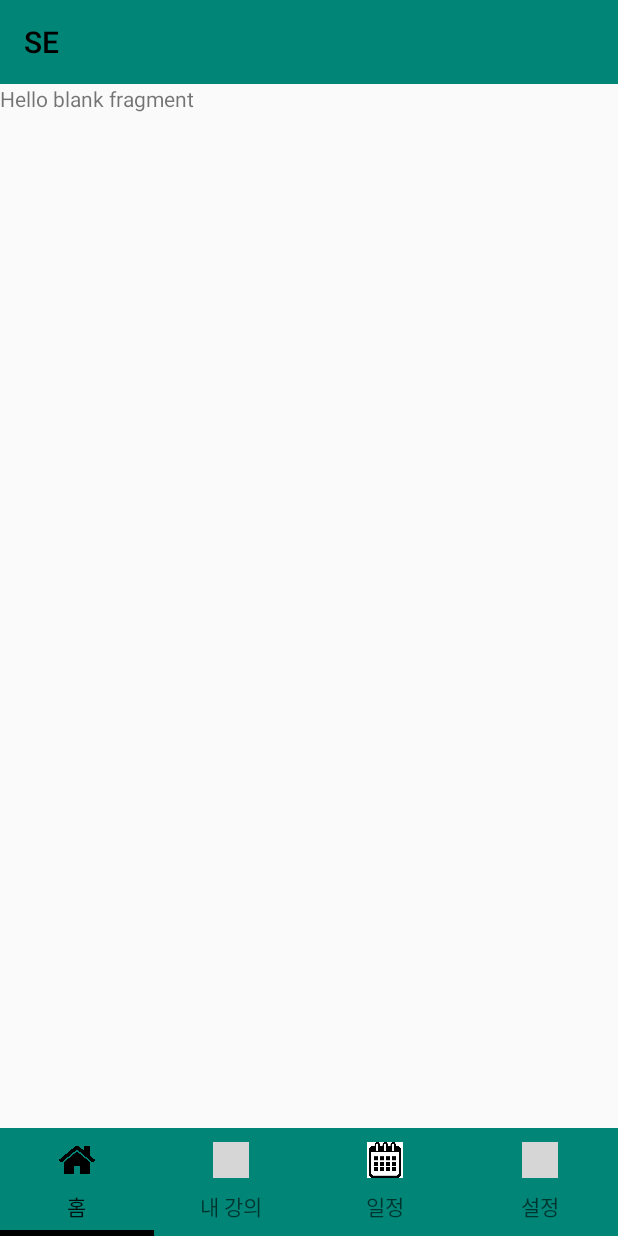
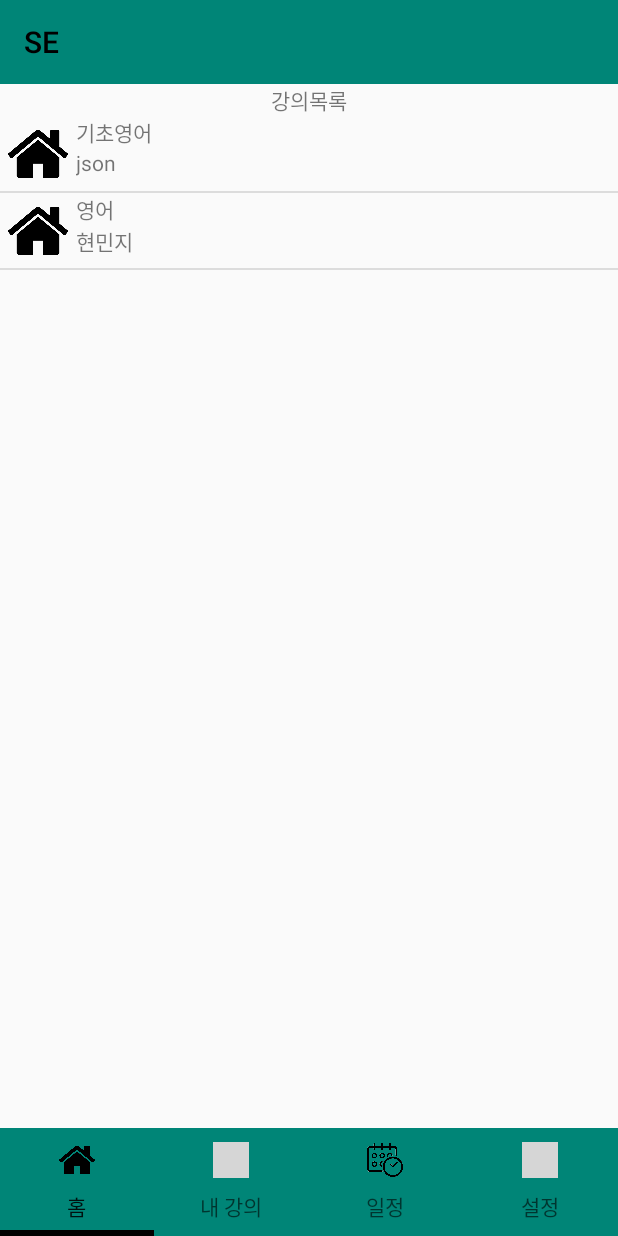
Before and after one commit to JiHoJang/LiveStreaming, an Android app: the MainActivity screen opened directly, with no data from a screen before it, on a phone screen of 412 x 824 dp. Run offline under Robolectric (Android 15) with nearby library versions, the phone set to English and light mode, and no system bars; libraries missing offline, so code that uses them is left out: com.prolificinteractive.materialcalendarview; 1 statement that could not run was skipped; grey boxes are pictures that could not be loaded.

Commit message:
home 에 custom list view ui제작

```diff
--- /dev/null
+++ b/SE/app/src/main/java/com/example/jang/se/CustomListAdapter.java
@@ -0,0 +1,36 @@
+package com.example.jang.se;
+
+import android.content.Context;
+import android.view.LayoutInflater;
+import android.view.View;
+import android.view.ViewGroup;
+import android.widget.ArrayAdapter;
+import android.widget.ImageView;
+import android.widget.TextView;
+
+import java.util.ArrayList;
+
+public class CustomListAdapter extends ArrayAdapter<LectureItem> {
+    private final Context context;
+    private final ArrayList<LectureItem> elementos;
+
+    public CustomListAdapter(Context context, ArrayList<LectureItem> elementos){
+        super(context, R.layout.custom_listview, elementos);
+        this.context = context;
+        this.elementos = elementos;
+    }
+    public View getView(int position, View convertView, ViewGroup parent){
+        LayoutInflater inflater = (LayoutInflater) context.getSystemService(Context.LAYOUT_INFLATER_SERVICE);
+        View rowView = inflater.inflate(R.layout.custom_listview, parent, false);
+
+        TextView titleItem =  rowView.findViewById(R.id.title);
+        TextView lecturerItem =  rowView.findViewById(R.id.lecturer);
+        ImageView iconItem = rowView.findViewById(R.id.icon);
+
+        titleItem.setText(elementos.get(position).getTitle());
+        lecturerItem.setText(elementos.get(position).getLecturer());
+        iconItem.setImageResource(elementos.get(position).getIcon());
+
+        return rowView;
+    }
+}
--- /dev/null
+++ b/SE/app/src/main/java/com/example/jang/se/LectureItem.java
@@ -0,0 +1,34 @@
+package com.example.jang.se;
+
+import android.graphics.drawable.Drawable;
+
+public class LectureItem {
+    String title ;
+    String lecturer;
+    int id;
+    int icon;
+
+    public LectureItem(String title, String lecturer, int id, int icon){
+        this.title = title;
+        this.lecturer = lecturer;
+        this.id = id;
+        this.icon = icon;
+    }
+
+    public String getTitle(){
+        return title;
+    }
+
+    public String getLecturer(){
+        return lecturer;
+    }
+
+    public int getId(){
+        return id;
+    }
+
+    public int getIcon(){
+        return icon;
+    }
+
+}
--- /dev/null
+++ b/SE/app/src/main/java/com/example/jang/se/ListViewFragment.java
@@ -0,0 +1,70 @@
+package com.example.jang.se;
+
+import android.os.Bundle;
+import android.support.v4.app.Fragment;
+import android.view.LayoutInflater;
+import android.view.View;
+import android.view.ViewGroup;
+import android.widget.ArrayAdapter;
+import android.widget.ListView;
+
+import java.util.ArrayList;
+
+
+public class ListViewFragment extends Fragment {
+        ArrayList<LectureItem> custom = null;
+        ListView lv = null;
+        ArrayAdapter adapter = null;
+        ArrayList<LectureItem> elementos = new ArrayList<LectureItem>();
+
+        public View onCreateView(LayoutInflater inflater, ViewGroup container, Bundle savedInstanceState) {
+            View rootView = inflater.inflate(R.layout.fragment_home, container, false);
+            lv = rootView.findViewById(R.id.listView);
+            custom = addItems();
+            adapter = new CustomListAdapter(this.getContext(), custom);
+            lv.setAdapter(adapter);
+
+            return rootView;
+        }
+
+        private ArrayList<LectureItem> addItems(){
+            LectureItem custom = new LectureItem("기초영어", "json", 1, R.drawable.home);
+            elementos.add(custom);
+            custom = new LectureItem("영어", "현민지",2, R.drawable.home);
+            elementos.add(custom);
+            return elementos;
+        }
+/*
+        public boolean onOptionsItemSelected(MenuItem item) {
+            // Handle action bar item clicks here. The action bar will
+            // automatically handle clicks on the Home/Up button, so long
+            // as you specify a parent activity in AndroidManifest.xml.
+            int id = item.getItemId();
+
+
+            if (id == R.id.action_add){
+                AlertDialog.Builder builder = new AlertDialog.Builder(this.getActivity());
+                //builder.setTitle("Adicionar novo item"); //THESE ARE NOT WORKING
+                //final EditText input = new EditText(this); //THIS SHOULD BE 2 Text Fields
+                //builder.setView(input);
+                builder.setPositiveButton("OK", new DialogInterface.OnClickListener() {
+                    @Override
+                    public void onClick(DialogInterface dialog, int which) {
+                        //NEED TO IMPLEMENT HERE
+                    }
+                });
+                builder.setNegativeButton("Cancelar", new DialogInterface.OnClickListener() {
+                    @Override
+                    public void onClick(DialogInterface dialog, int which) {
+                        dialog.cancel();
+                    }
+                });
+                builder.show();
+                return true;
+            }
+
+
+            return super.onOptionsItemSelected(item);
+        }
+        */
+    }
--- a/SE/app/src/main/java/com/example/jang/se/MainActivity.java
+++ b/SE/app/src/main/java/com/example/jang/se/MainActivity.java
@@ -26,7 +26,7 @@ public class MainActivity extends AppCompatActivity {
         tabLayout = (TabLayout) findViewById(R.id.tabLayout);
 
         adapter = new TabAdapter(getSupportFragmentManager());
-        adapter.addFragment(new Tab1Fragment(), "홈");
+        adapter.addFragment(new ListViewFragment(), "홈");
         adapter.addFragment(new Tab2Fragment(), "내 강의");
         adapter.addFragment(new CalandarFragment(), "일정");
         adapter.addFragment(new Tab2Fragment(), "설정");
--- a/SE/app/src/main/java/com/example/jang/se/Tab1Fragment.java
+++ b/SE/app/src/main/java/com/example/jang/se/Tab1Fragment.java
@@ -1,7 +1,5 @@
 package com.example.jang.se;
 
-import android.content.Context;
-import android.net.Uri;
 import android.os.Bundle;
 import android.support.v4.app.Fragment;
 import android.view.LayoutInflater;
@@ -14,6 +12,6 @@ public class Tab1Fragment extends Fragment {
     public View onCreateView(LayoutInflater inflater, ViewGroup container,
                              Bundle savedInstanceState) {
         // Inflate the layout for this fragment
-        return inflater.inflate(R.layout.fragment_tab1, container, false);
+        return inflater.inflate(R.layout.fragment_home, container, false);
     }
 }
--- a/SE/app/src/main/java/com/example/jang/se/Tab4Fragment.java
+++ /dev/null
@@ -1,19 +0,0 @@
-package com.example.jang.se;
-
-import android.content.Context;
-import android.net.Uri;
-import android.os.Bundle;
-import android.support.v4.app.Fragment;
-import android.view.LayoutInflater;
-import android.view.View;
-import android.view.ViewGroup;
-
-public class Tab4Fragment extends Fragment {
-
-    @Override
-    public View onCreateView(LayoutInflater inflater, ViewGroup container,
-                             Bundle savedInstanceState) {
-        // Inflate the layout for this fragment
-        return inflater.inflate(R.layout.fragment_tab4, container, false);
-    }
-}
--- a/SE/app/src/main/res/layout/activity_login.xml
+++ b/SE/app/src/main/res/layout/activity_login.xml
@@ -19,7 +19,7 @@
             android:id="@+id/Login_email"
             android:layout_width="wrap_content"
             android:layout_height="wrap_content"
-            android:layout_alignStart="@+id/Login_password"
+            android:layout_alignLeft="@+id/Login_password"
             android:layout_alignParentBottom="true"
             android:layout_marginTop="254dp"
             android:layout_marginBottom="275dp"
--- a/SE/app/src/main/res/layout/activity_main.xml
+++ b/SE/app/src/main/res/layout/activity_main.xml
@@ -1,17 +1,20 @@
 <?xml version="1.0" encoding="utf-8"?>
-<android.support.constraint.ConstraintLayout xmlns:android="http://schemas.android.com/apk/res/android"
-    xmlns:app="http://schemas.android.com/apk/res-auto"
-    xmlns:tools="http://schemas.android.com/tools"
-    android:layout_width="match_parent"
-    android:layout_height="match_parent"
-    tools:context=".MainActivity">
-
-    <RelativeLayout
+    <android.support.constraint.ConstraintLayout
+        xmlns:android="http://schemas.android.com/apk/res/android"
+        xmlns:app="http://schemas.android.com/apk/res-auto"
+        xmlns:tools="http://schemas.android.com/tools"
         android:layout_width="match_parent"
         android:layout_height="match_parent"
-        android:orientation="vertical"
-        tools:layout_editor_absoluteX="8dp"
-        tools:layout_editor_absoluteY="8dp">
+        tools:context=".MainActivity">
+
+        <RelativeLayout
+            android:layout_width="0dp"
+            android:layout_height="0dp"
+            app:layout_constraintBottom_toBottomOf="parent"
+            app:layout_constraintEnd_toEndOf="parent"
+            app:layout_constraintHorizontal_bias="0.666"
+            app:layout_constraintStart_toStartOf="parent"
+            app:layout_constraintTop_toTopOf="parent">
 
         <include layout="@layout/app_bar" />
 
@@ -19,7 +22,9 @@
             android:id="@+id/viewPager"
             android:layout_marginTop="56dp"
             android:layout_width="match_parent"
-            android:layout_height="match_parent"></android.support.v4.view.ViewPager>
+            android:layout_height="match_parent">
+
+        </android.support.v4.view.ViewPager>
 
         <android.support.design.widget.TabLayout
             android:id="@+id/tabLayout"
@@ -30,7 +35,8 @@
             app:tabBackground="@color/colorPrimary"
             app:tabIndicatorColor="@color/white"
             app:tabIndicatorHeight="4dp"
-            app:tabMode="fixed"></android.support.design.widget.TabLayout>
+            app:tabMode="fixed">
 
+        </android.support.design.widget.TabLayout>
     </RelativeLayout>
 </android.support.constraint.ConstraintLayout>
--- a/SE/app/src/main/res/layout/activity_sign_up.xml
+++ b/SE/app/src/main/res/layout/activity_sign_up.xml
@@ -31,7 +31,7 @@
                     android:id="@+id/Sign_pw"
                     android:layout_width="wrap_content"
                     android:layout_height="wrap_content"
-                    android:layout_alignStart="@+id/Sign_email"
+                    android:layout_alignLeft="@+id/Sign_email"
                     android:layout_alignParentTop="true"
                     android:layout_centerHorizontal="true"
                     android:layout_centerVertical="true"
--- /dev/null
+++ b/SE/app/src/main/res/layout/custom_listview.xml
@@ -0,0 +1,40 @@
+<?xml version="1.0" encoding="utf-8"?>
+<LinearLayout xmlns:android="http://schemas.android.com/apk/res/android"
+    android:orientation="vertical" android:layout_width="match_parent"
+    android:layout_height="match_parent">
+
+        <LinearLayout
+            android:layout_width="match_parent"
+            android:layout_height="50dp"
+            android:orientation="horizontal">
+
+                <ImageView
+                    android:id="@+id/icon"
+                    android:layout_width="40dp"
+                    android:layout_height="40dp"
+                    android:layout_margin="5dp" />
+
+                <LinearLayout
+                    android:layout_weight="1"
+                    android:layout_width="wrap_content"
+                    android:layout_height="match_parent"
+                    android:orientation="vertical">
+
+                        <TextView
+                            android:id="@+id/title"
+                            android:layout_width="match_parent"
+                            android:layout_height="wrap_content"
+                            android:text="name.."/>
+
+                        <TextView
+                            android:layout_weight="1"
+                            android:id="@+id/lecturer"
+                            android:layout_width="match_parent"
+                            android:layout_height="wrap_content"
+                            android:text="contents.." />
+
+                </LinearLayout>
+
+        </LinearLayout>
+
+</LinearLayout>
--- /dev/null
+++ b/SE/app/src/main/res/layout/fragment_home.xml
@@ -0,0 +1,25 @@
+<?xml version="1.0" encoding="utf-8"?>
+<RelativeLayout xmlns:android="http://schemas.android.com/apk/res/android"
+    xmlns:app="http://schemas.android.com/apk/res-auto"
+    xmlns:tools="http://schemas.android.com/tools"
+    android:layout_width="match_parent"
+    android:layout_height="match_parent"
+    >
+
+    <TextView
+        android:gravity="center"
+        android:id="@+id/textView"
+        android:layout_width="match_parent"
+        android:layout_height="wrap_content"
+        android:text = "강의목록"
+    />
+
+    <ListView
+        android:id="@+id/listView"
+        android:layout_width="match_parent"
+        android:layout_height="match_parent"
+        android:layout_below="@+id/textView"
+        android:layout_alignParentLeft="true">
+    </ListView>
+
+</RelativeLayout>
--- a/SE/app/src/main/res/layout/fragment_tab1.xml
+++ /dev/null
@@ -1,14 +0,0 @@
-<?xml version="1.0" encoding="utf-8"?>
-<FrameLayout xmlns:android="http://schemas.android.com/apk/res/android"
-    xmlns:tools="http://schemas.android.com/tools"
-    android:layout_width="match_parent"
-    android:layout_height="match_parent"
-    tools:context=".Tab1Fragment">
-
-    <!-- TODO: Update blank fragment layout -->
-    <TextView
-        android:layout_width="match_parent"
-        android:layout_height="match_parent"
-        android:text="@string/hello_blank_fragment" />
-
-</FrameLayout>
--- a/SE/app/src/main/res/layout/fragment_tab4.xml
+++ /dev/null
@@ -1,14 +0,0 @@
-<?xml version="1.0" encoding="utf-8"?>
-<FrameLayout xmlns:android="http://schemas.android.com/apk/res/android"
-    xmlns:tools="http://schemas.android.com/tools"
-    android:layout_width="match_parent"
-    android:layout_height="match_parent"
-    tools:context=".Tab4Fragment">
-
-    <!-- TODO: Update blank fragment layout -->
-    <TextView
-        android:layout_width="match_parent"
-        android:layout_height="match_parent"
-        android:text="@string/hello_blank_fragment" />
-
-</FrameLayout>
```
Also changed, not shown: SE/app/src/main/res/drawable-v24/calendar.jpg (deleted), SE/app/src/main/res/drawable-v24/calendar.png (added), 100 other files.
